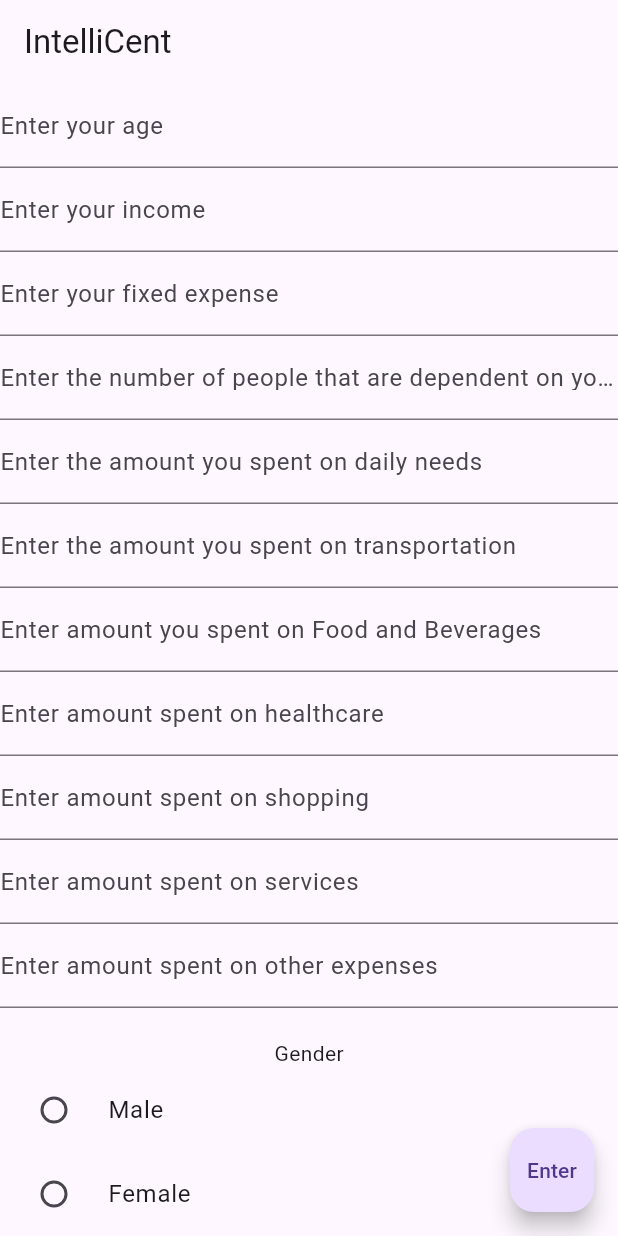
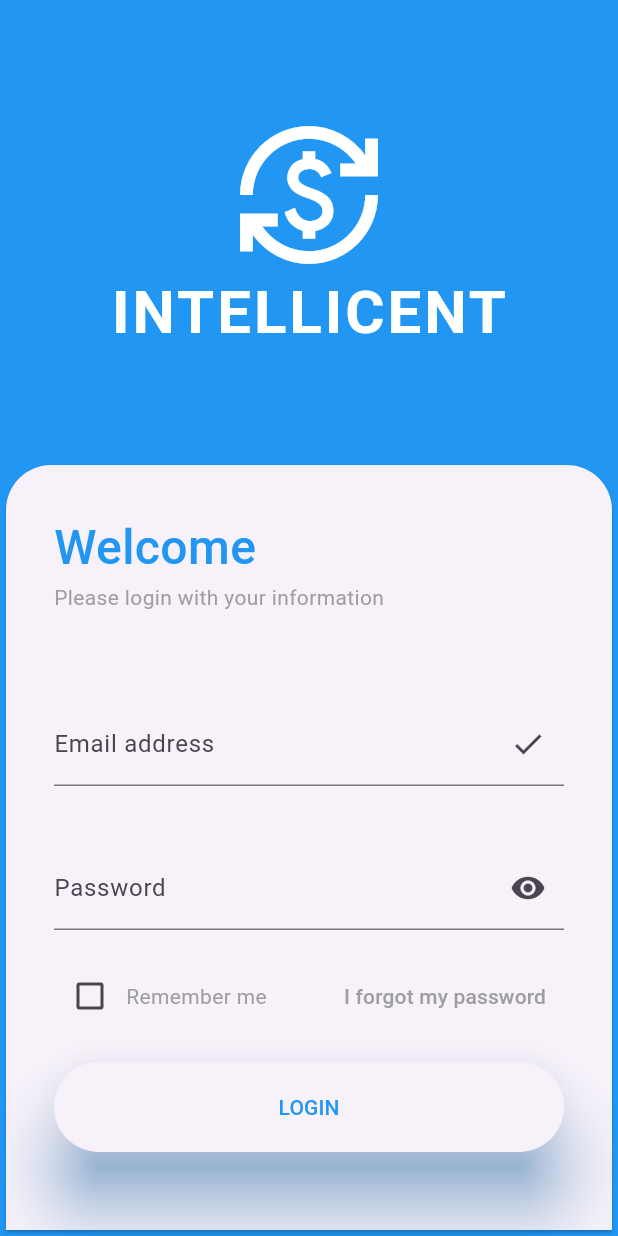
Before and after one commit to NoelJomichan/IntelliCent, a Flutter app: the screen it shows after launch, on a phone screen of 412 x 824 dp. Run offline on Flutter 3.47's test engine with Material 3 defaults, Android fonts, the phone set to English and light mode, and no system bars; our stand-ins replace cloud_firestore, firebase_core, shared_preferences; accounts and stored records are empty.

Commit message:
added login

```diff
--- a/lib/Python/sendRequest.dart
+++ b/lib/Python/sendRequest.dart
@@ -27,7 +27,7 @@
     "Profession_Service": professionService,
     "Gender_Male": gender
   };
-  final url = Uri.parse('http://192.168.240.100:5000/predict'); // Replace with the API URL
+  final url = Uri.parse('http://192.168.31.91:5000/predict'); // Replace with the API URL
   final response = await http.post(
     url,
     headers: {"Content-Type": "application/json"},
--- /dev/null
+++ b/lib/Screens/chatbot.dart
@@ -0,0 +1,19 @@
+import 'package:flutter/material.dart';
+
+class ChatBot extends StatefulWidget {
+  const ChatBot({Key? key}) : super(key: key);
+
+  @override
+  State<ChatBot> createState() => _ChatBotState();
+}
+
+class _ChatBotState extends State<ChatBot> {
+  @override
+  Widget build(BuildContext context) {
+    return Scaffold(
+      appBar: AppBar(
+        title: const Text('Chat Bot'),
+      ),
+    );
+  }
+}
--- /dev/null
+++ b/lib/Screens/login.dart
@@ -0,0 +1,215 @@
+import 'package:flutter/material.dart';
+import 'package:cloud_firestore/cloud_firestore.dart';
+import 'package:shared_preferences/shared_preferences.dart';
+import 'package:untitled/Screens/chatbot.dart';
+
+class LoginPage extends StatefulWidget {
+  const LoginPage({super.key});
+
+  static const String id = 'login';
+
+  @override
+  State<LoginPage> createState() => _LoginPageState();
+}
+
+class _LoginPageState extends State<LoginPage> {
+
+  late SharedPreferences sharedPreferences;
+
+  late Color myColor = Colors.blue;
+  late Size mediaSize;
+  TextEditingController emailController = TextEditingController();
+  TextEditingController passwordController = TextEditingController();
+  bool rememberUser = false;
+
+  @override
+  Widget build(BuildContext context) {
+    mediaSize = MediaQuery.of(context).size;
+    return Container(
+      decoration: BoxDecoration(
+        color: myColor,
+      ),
+      child: Scaffold(
+        backgroundColor: Colors.transparent,
+        body: Stack(children: [
+          Positioned(top: 80, child: _buildTop()),
+          Positioned(bottom: 0, child: _buildBottom()),
+        ]),
+      ),
+    );
+  }
+
+  Widget _buildTop() {
+    return SizedBox(
+      width: mediaSize.width,
+      child: const Column(
+        mainAxisSize: MainAxisSize.min,
+        children: [
+          Icon(
+            Icons.currency_exchange,
+            size: 100,
+            color: Colors.white,
+          ),
+          Text(
+            "INTELLICENT",
+            style: TextStyle(
+                color: Colors.white,
+                fontWeight: FontWeight.bold,
+                fontSize: 40,
+                letterSpacing: 2),
+          )
+        ],
+      ),
+    );
+  }
+
+  Widget _buildBottom() {
+    return SizedBox(
+      width: mediaSize.width,
+      child: Card(
+        shape: const RoundedRectangleBorder(
+            borderRadius: BorderRadius.only(
+              topLeft: Radius.circular(30),
+              topRight: Radius.circular(30),
+            )),
+        child: Padding(
+          padding: const EdgeInsets.all(32.0),
+          child: _buildForm(),
+        ),
+      ),
+    );
+  }
+
+  Widget _buildForm() {
+    return Column(
+      crossAxisAlignment: CrossAxisAlignment.start,
+      children: [
+        Text(
+          "Welcome",
+          style: TextStyle(
+              color: myColor, fontSize: 32, fontWeight: FontWeight.w500),
+        ),
+        _buildGreyText("Please login with your information"),
+        const SizedBox(height: 60),
+
+        _buildInputField("Email address",emailController),
+        const SizedBox(height: 40),
+
+        _buildInputField("Password", passwordController, isPassword: true),
+        const SizedBox(height: 20),
+        _buildRememberForgot(),
+        const SizedBox(height: 20),
+        _buildLoginButton(() async{
+          FocusScope.of(context).unfocus();
+          String id = emailController.text.trim();
+          String password = passwordController.text.trim();
+
+
+          if (id.isEmpty){
+            ScaffoldMessenger.of(context).showSnackBar(const SnackBar(
+                content: Text('ID is still Empty!'))
+            );
+          }else if(password.isEmpty){
+            ScaffoldMessenger.of(context).showSnackBar(const SnackBar(
+                content: Text('Password is still Empty!'))
+            );
+          }else{
+            QuerySnapshot snap = await FirebaseFirestore.instance
+                .collection("user").where('id', isEqualTo: id).get();
+            try{
+                if (password == snap.docs[0]['password']) {
+                    Navigator.push(
+                        context,
+                        MaterialPageRoute(
+                            builder: (context) => const ChatBot())
+                    );
+                  print('success');
+                } else {
+                  ScaffoldMessenger.of(context).showSnackBar(const SnackBar(
+                      content: Text('Employee Password is Incorrect!')));
+                }
+            }catch (e){
+                String error = ' ';
+                if(e.toString() == 'RangeError (index): Invalid value: Valid value range is empty: 0'){
+                  setState(() {
+                    error = 'Employee ID does not exist!';
+                  });
+                }else{
+                  setState(() {
+                    error = 'An error occurred!';
+                  });
+                }
+                ScaffoldMessenger.of(context).showSnackBar(SnackBar(
+                    content: Text(error))
+                );
+              }
+
+          }
+
+        }),
+        const SizedBox(height: 20),
+      ],
+    );
+  }
+
+  Widget _buildGreyText(String text) {
+    return Text(
+      text,
+      style: const TextStyle(color: Colors.grey),
+    );
+  }
+
+  Widget _buildInputField(String text, TextEditingController controller,
+      {isPassword = false}) {
+    return TextFormField(
+      controller: controller,
+      decoration: InputDecoration(
+
+        labelText: text,
+        suffixIcon: isPassword ? Icon(Icons.remove_red_eye) : Icon(Icons.done),
+      ),
+      obscureText: isPassword,
+    );
+  }
+
+  Widget _buildRememberForgot() {
+    return Row(
+      mainAxisAlignment: MainAxisAlignment.spaceBetween,
+      children: [
+        Row(
+          children: [
+            Checkbox(
+                value: rememberUser,
+                onChanged: (value) {
+                  setState(() {
+                    rememberUser = value!;
+                  });
+                }),
+            _buildGreyText("Remember me"),
+          ],
+        ),
+        TextButton(
+            onPressed: () {}, child: _buildGreyText("I forgot my password"))
+      ],
+    );
+  }
+
+  Widget _buildLoginButton(VoidCallback onPressed) {
+    return ElevatedButton(
+      onPressed: onPressed,
+      style: ElevatedButton.styleFrom(
+        shape: const StadiumBorder(),
+        elevation: 20,
+        shadowColor: myColor,
+        minimumSize: const Size.fromHeight(60),
+      ),
+      child: Text(
+        "LOGIN",
+        style: TextStyle(
+          color: myColor,
+        ),
+      ),
+    );
+  }
+
+}
--- a/lib/main.dart
+++ b/lib/main.dart
@@ -1,7 +1,15 @@
 import 'package:flutter/material.dart';
+import 'package:firebase_core/firebase_core.dart';
 import 'package:untitled/Screens/home_screen.dart';
+import 'package:untitled/Screens/login.dart';
+import 'package:untitled/firebase_options.dart';
 
-void main() {
+void main() async {
+  WidgetsFlutterBinding.ensureInitialized();
+  await Firebase.initializeApp(
+      options: DefaultFirebaseOptions.currentPlatform
+  );
+
   runApp(const MyApp());
 }
 
@@ -13,7 +21,7 @@
     return MaterialApp(
       initialRoute: HomeScreen.id,
       routes: {
-      HomeScreen.id: (context) => const HomeScreen(),
+      HomeScreen.id: (context) => const LoginPage(),
     });
   }
 }
--- a/pubspec.yaml
+++ b/pubspec.yaml
@@ -37,6 +37,8 @@
   # The following adds the Cupertino Icons font to your application.
   # Use with the CupertinoIcons class for iOS style icons.
   cupertino_icons: ^1.0.2
+  firebase_auth: ^4.17.4
+  cloud_firestore: ^4.15.4
 
 dev_dependencies:
   flutter_test:
@@ -48,7 +50,8 @@
   # package. See that file for information about deactivating specific lint
   # rules and activating additional ones.
   flutter_lints: ^2.0.0
-
+  firebase_core: ^2.24.2
+  shared_preferences: ^2.2.2
 
 # For information on the generic Dart part of this file, see the
 # following page: https://dart.dev/tools/pub/pubspec
```
Also changed, not shown: lib/firebase_options.dart (added), pubspec.lock, 3 other files.
